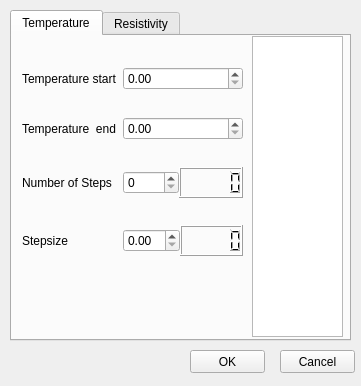
Qt form configurations/Sequence_scan_temperature.ui (Cryostat-GUI/Cryostat-GUI) before a commit.
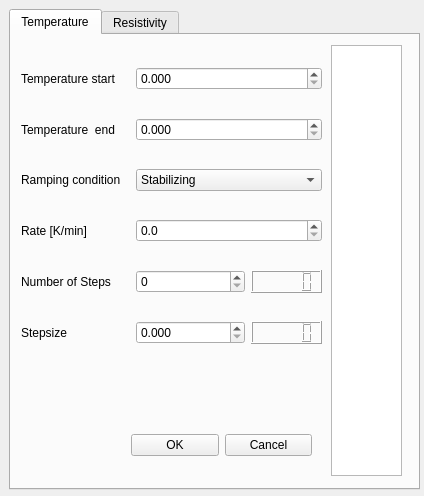
The same form after that commit.

```diff
--- a/configurations/Sequence_scan_temperature.ui
+++ b/configurations/Sequence_scan_temperature.ui
@@ -6,20 +6,32 @@
    <rect>
     <x>0</x>
     <y>0</y>
-    <width>361</width>
-    <height>386</height>
+    <width>424</width>
+    <height>496</height>
    </rect>
   </property>
+  <property name="minimumSize">
+   <size>
+    <width>424</width>
+    <height>496</height>
+   </size>
+  </property>
+  <property name="maximumSize">
+   <size>
+    <width>424</width>
+    <height>496</height>
+   </size>
+  </property>
   <property name="windowTitle">
    <string>Scan Temperature</string>
   </property>
   <widget class="QTabWidget" name="tabWidget">
    <property name="geometry">
     <rect>
-     <x>10</x>
-     <y>10</y>
-     <width>341</width>
-     <height>331</height>
+     <x>9</x>
+     <y>9</y>
+     <width>411</width>
+     <height>481</height>
     </rect>
    </property>
    <property name="currentIndex">
@@ -34,44 +46,79 @@
       <rect>
        <x>10</x>
        <y>10</y>
-       <width>221</width>
-       <height>231</height>
+       <width>301</width>
+       <height>321</height>
       </rect>
      </property>
-     <layout class="QGridLayout" name="gridLayout" rowstretch="0,0,0,0,0,0">
-      <item row="1" column="1">
-       <layout class="QHBoxLayout" name="horizontalLayout_4">
-        <item>
+     <layout class="QGridLayout" name="gridLayout" rowstretch="0,0,0,0,0,0,0" columnstretch="0,0,10">
+      <item row="2" column="0">
+       <widget class="QLabel" name="label_5">
+        <property name="text">
+         <string>Ramping condition</string>
+        </property>
+       </widget>
+      </item>
+      <item row="1" column="1" colspan="2">
          <widget class="QDoubleSpinBox" name="spinSetTend">
           <property name="keyboardTracking">
            <bool>false</bool>
           </property>
+        <property name="decimals">
+         <number>3</number>
+        </property>
           <property name="maximum">
            <double>400.000000000000000</double>
           </property>
          </widget>
         </item>
-       </layout>
+      <item row="4" column="0">
+       <widget class="QLabel" name="label_4">
+        <property name="text">
+         <string>Number of Steps</string>
+        </property>
+       </widget>
       </item>
-      <item row="3" column="1">
-       <layout class="QHBoxLayout" name="horizontalLayout_2">
-        <property name="spacing">
-         <number>0</number>
+      <item row="4" column="2">
+       <widget class="QLCDNumber" name="lcdNsteps">
+        <property name="maximumSize">
+         <size>
+          <width>71</width>
+          <height>31</height>
+         </size>
         </property>
-        <property name="sizeConstraint">
-         <enum>QLayout::SetMaximumSize</enum>
+       </widget>
+      </item>
+      <item row="4" column="1">
+       <widget class="QSpinBox" name="spinSetNsteps">
+        <property name="keyboardTracking">
+         <bool>false</bool>
         </property>
-        <item>
+        <property name="maximum">
+         <number>5000</number>
+        </property>
+       </widget>
+      </item>
+      <item row="5" column="0">
+       <widget class="QLabel" name="label_3">
+        <property name="text">
+         <string>Stepsize</string>
+        </property>
+       </widget>
+      </item>
+      <item row="5" column="1">
          <widget class="QDoubleSpinBox" name="spinSetSizeSteps">
           <property name="keyboardTracking">
            <bool>false</bool>
           </property>
+        <property name="decimals">
+         <number>3</number>
+        </property>
           <property name="maximum">
            <double>50.000000000000000</double>
           </property>
          </widget>
         </item>
-        <item>
+      <item row="5" column="2">
          <widget class="QLCDNumber" name="lcdStepsize">
           <property name="maximumSize">
            <size>
@@ -81,51 +128,32 @@
           </property>
          </widget>
         </item>
-       </layout>
-      </item>
-      <item row="0" column="1">
-       <layout class="QHBoxLayout" name="horizontalLayout_3">
-        <item>
+      <item row="0" column="1" colspan="2">
          <widget class="QDoubleSpinBox" name="spinSetTstart">
           <property name="keyboardTracking">
            <bool>false</bool>
           </property>
+        <property name="decimals">
+         <number>3</number>
+        </property>
           <property name="maximum">
            <double>400.000000000000000</double>
           </property>
          </widget>
         </item>
-       </layout>
-      </item>
-      <item row="2" column="1">
-       <layout class="QHBoxLayout" name="horizontalLayout">
-        <property name="spacing">
-         <number>0</number>
-        </property>
-        <property name="sizeConstraint">
-         <enum>QLayout::SetMaximumSize</enum>
-        </property>
+      <item row="2" column="1" colspan="2">
+       <widget class="QComboBox" name="comboSetTempramp">
         <item>
-         <widget class="QSpinBox" name="spinSetNsteps">
-          <property name="keyboardTracking">
-           <bool>false</bool>
-          </property>
-          <property name="maximum">
-           <number>5000</number>
-          </property>
-         </widget>
+         <property name="text">
+          <string>Stabilizing</string>
+         </property>
         </item>
         <item>
-         <widget class="QLCDNumber" name="lcdNsteps">
-          <property name="maximumSize">
-           <size>
-            <width>71</width>
-            <height>31</height>
-           </size>
-          </property>
-         </widget>
+         <property name="text">
+          <string>Sweep</string>
+         </property>
         </item>
-       </layout>
+       </widget>
       </item>
       <item row="1" column="0">
        <widget class="QLabel" name="label_2">
@@ -141,17 +169,17 @@
         </property>
        </widget>
       </item>
-      <item row="2" column="0">
-       <widget class="QLabel" name="label_4">
-        <property name="text">
-         <string>Number of Steps</string>
+      <item row="3" column="1" colspan="2">
+       <widget class="QDoubleSpinBox" name="spinSetRate">
+        <property name="decimals">
+         <number>1</number>
         </property>
        </widget>
       </item>
       <item row="3" column="0">
-       <widget class="QLabel" name="label_3">
+       <widget class="QLabel" name="label_6">
         <property name="text">
-         <string>Stepsize</string>
+         <string>Rate [K/min]</string>
         </property>
        </widget>
       </item>
@@ -160,32 +188,28 @@
     <widget class="QListView" name="listTemperatures">
      <property name="geometry">
       <rect>
-       <x>240</x>
-       <y>0</y>
-       <width>91</width>
-       <height>301</height>
+       <x>320</x>
+       <y>10</y>
+       <width>71</width>
+       <height>431</height>
       </rect>
      </property>
      <property name="selectionMode">
       <enum>QAbstractItemView::NoSelection</enum>
      </property>
     </widget>
-   </widget>
-   <widget class="QWidget" name="tab_res">
-    <attribute name="title">
-     <string>Resistivity</string>
-    </attribute>
-   </widget>
-  </widget>
+    <widget class="QWidget" name="horizontalLayoutWidget">
+     <property name="geometry">
+      <rect>
+       <x>120</x>
+       <y>390</y>
+       <width>181</width>
+       <height>41</height>
+      </rect>
+     </property>
+     <layout class="QHBoxLayout" name="horizontalLayout">
+      <item>
   <widget class="QPushButton" name="buttonOK">
-   <property name="geometry">
-    <rect>
-     <x>190</x>
-     <y>350</y>
-     <width>75</width>
-     <height>23</height>
-    </rect>
-   </property>
    <property name="focusPolicy">
     <enum>Qt::NoFocus</enum>
    </property>
@@ -193,15 +217,9 @@
     <string>OK</string>
    </property>
   </widget>
+      </item>
+      <item>
   <widget class="QPushButton" name="buttonCANCEL">
-   <property name="geometry">
-    <rect>
-     <x>280</x>
-     <y>350</y>
-     <width>75</width>
-     <height>23</height>
-    </rect>
-   </property>
    <property name="focusPolicy">
     <enum>Qt::NoFocus</enum>
    </property>
@@ -209,7 +227,26 @@
     <string>Cancel</string>
    </property>
   </widget>
- </widget>
+      </item>
+     </layout>
+    </widget>
+   </widget>
+   <widget class="QWidget" name="tab_res">
+    <attribute name="title">
+     <string>Resistivity</string>
+    </attribute>
+   </widget>
+  </widget>
+ </widget>
+ <tabstops>
+  <tabstop>spinSetTstart</tabstop>
+  <tabstop>spinSetTend</tabstop>
+  <tabstop>comboSetTempramp</tabstop>
+  <tabstop>spinSetNsteps</tabstop>
+  <tabstop>spinSetSizeSteps</tabstop>
+  <tabstop>listTemperatures</tabstop>
+  <tabstop>tabWidget</tabstop>
+ </tabstops>
  <resources/>
  <connections/>
 </ui>
```
Lines whose indentation alone changed are shown as unchanged.
